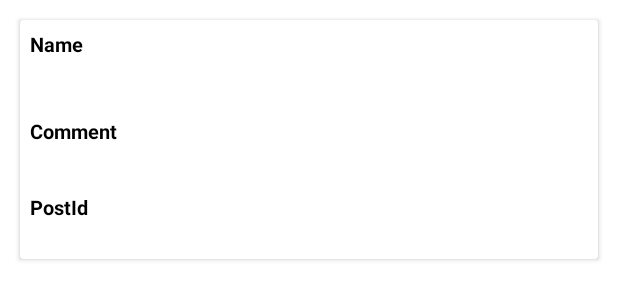
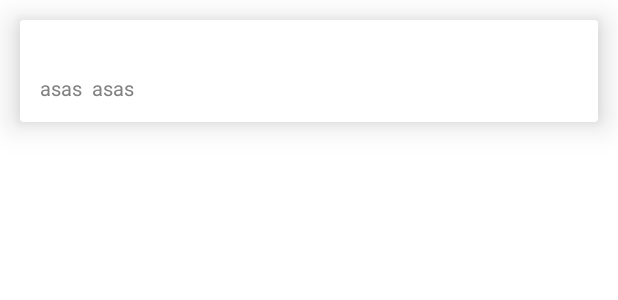
Before and after one commit to prateeksharmabankit/PostsTestRepo, an Android app: the layout recyclerview_comments_row.xml on its own in the app's theme, with its tools: preview values and no code run, on a phone screen of 412 x 824 dp. Shown: the top 300 px of the screen. Run offline under Robolectric (Android 15) with nearby library versions, the phone set to English and light mode, and no system bars.

Commit message:
Commited With Final Code

```diff
--- a/app/build.gradle
+++ b/app/build.gradle
@@ -120,6 +120,7 @@ dependencies {
     implementation "com.google.android.gms:play-services-location:20.0.0"
     implementation 'com.github.BirjuVachhani:locus-android:3.0.1'
     implementation 'info.androidhive:fontawesome:0.0.5'
+    implementation 'org.ocpsoft.prettytime:prettytime:4.0.1.Final'
 
 
 
--- a/app/src/main/java/com/prateek/nearwe/api/models/Comments/CommentRequest/CommentRequest.kt
+++ b/app/src/main/java/com/prateek/nearwe/api/models/Comments/CommentRequest/CommentRequest.kt
@@ -10,10 +10,11 @@ import com.google.gson.annotations.SerializedName
 
 
 data class CommentRequest(
-    @SerializedName("id") var Id: Int? = null,
+
     @SerializedName("postId") var PostId: Int? = null,
     @SerializedName("userId") var UserId: Int? = null,
     @SerializedName("commentContent") var CommentContent: String? = null,
     @SerializedName("userName") var UserName: String? = null,
-    @SerializedName("dateTime") var DateTime: String? = null,
+    @SerializedName("dateTime") var DateTime: Long? = null,
+    @SerializedName("isOwner") var IsOwner: Int? = null,
     )
--- /dev/null
+++ b/app/src/main/res/drawable/ic_baseline_settings_neame_24.xml
@@ -0,0 +1,5 @@
+<vector android:height="24dp" android:tint="#000000"
+    android:viewportHeight="24" android:viewportWidth="24"
+    android:width="24dp" xmlns:android="http://schemas.android.com/apk/res/android">
+    <path android:fillColor="@android:color/white" android:pathData="M12,5c-3.87,0 -7,3.13 -7,7h2c0,-2.76 2.24,-5 5,-5s5,2.24 5,5h2c0,-3.87 -3.13,-7 -7,-7zM13,14.29c0.88,-0.39 1.5,-1.26 1.5,-2.29 0,-1.38 -1.12,-2.5 -2.5,-2.5S9.5,10.62 9.5,12c0,1.02 0.62,1.9 1.5,2.29v3.3L7.59,21 9,22.41l3,-3 3,3L16.41,21 13,17.59v-3.3zM12,1C5.93,1 1,5.93 1,12h2c0,-4.97 4.03,-9 9,-9s9,4.03 9,9h2c0,-6.07 -4.93,-11 -11,-11z"/>
+</vector>
--- /dev/null
+++ b/app/src/main/res/drawable/ic_baseline_trending_24.xml
@@ -0,0 +1,5 @@
+<vector android:height="24dp" android:tint="#000000"
+    android:viewportHeight="24" android:viewportWidth="24"
+    android:width="24dp" xmlns:android="http://schemas.android.com/apk/res/android">
+    <path android:fillColor="@android:color/white" android:pathData="M13.5,0.67s0.74,2.65 0.74,4.8c0,2.06 -1.35,3.73 -3.41,3.73 -2.07,0 -3.63,-1.67 -3.63,-3.73l0.03,-0.36C5.21,7.51 4,10.62 4,14c0,4.42 3.58,8 8,8s8,-3.58 8,-8C20,8.61 17.41,3.8 13.5,0.67zM11.71,19c-1.78,0 -3.22,-1.4 -3.22,-3.14 0,-1.62 1.05,-2.76 2.81,-3.12 1.77,-0.36 3.6,-1.21 4.62,-2.58 0.39,1.29 0.59,2.65 0.59,4.04 0,2.65 -2.15,4.8 -4.8,4.8z"/>
+</vector>
--- /dev/null
+++ b/app/src/main/res/drawable/ic_baseline_whtat_is_24.xml
@@ -0,0 +1,5 @@
+<vector android:autoMirrored="true" android:height="24dp"
+    android:tint="#000000" android:viewportHeight="24"
+    android:viewportWidth="24" android:width="24dp" xmlns:android="http://schemas.android.com/apk/res/android">
+    <path android:fillColor="@android:color/white" android:pathData="M11.5,2C6.81,2 3,5.81 3,10.5S6.81,19 11.5,19h0.5v3c4.86,-2.34 8,-7 8,-11.5C20,5.81 16.19,2 11.5,2zM12.5,16.5h-2v-2h2v2zM12.5,13h-2c0,-3.25 3,-3 3,-5 0,-1.1 -0.9,-2 -2,-2s-2,0.9 -2,2h-2c0,-2.21 1.79,-4 4,-4s4,1.79 4,4c0,2.5 -3,2.75 -3,5z"/>
+</vector>
--- a/app/src/main/res/layout/activity_comments.xml
+++ b/app/src/main/res/layout/activity_comments.xml
@@ -187,9 +187,11 @@
         android:layout_width="match_parent"
         android:layout_height="match_parent"
         android:layout_below="@+id/lvMain"
+        android:layout_above="@+id/lvBottim"
         android:scrollbars="vertical" />
 
     <LinearLayout
+        android:id="@+id/lvBottim"
         android:layout_width="match_parent"
         android:layout_height="@dimen/_40sdp"
         android:orientation="horizontal"
--- a/app/src/main/res/layout/recyclerview_comments_row.xml
+++ b/app/src/main/res/layout/recyclerview_comments_row.xml
@@ -3,58 +3,47 @@
 <androidx.cardview.widget.CardView xmlns:android="http://schemas.android.com/apk/res/android"
     android:layout_width="match_parent"
     android:layout_height="wrap_content"
+    xmlns:app="http://schemas.android.com/apk/res-auto"
+    app:cardElevation="@dimen/_10sdp"
 
-    android:layout_margin="@dimen/_10sdp"
-    android:elevation="@dimen/_10sdp">
+    android:layout_margin="@dimen/_10sdp">
 
     <LinearLayout
+
         android:layout_width="match_parent"
         android:layout_height="wrap_content"
-        android:layout_margin="@dimen/_5sdp"
+        android:layout_margin="@dimen/_10sdp"
         android:orientation="vertical">
         <TextView
-            android:text="@string/name"
-            android:textStyle="bold"
+            android:id="@+id/txtComment"
             android:layout_width="wrap_content"
             android:layout_height="wrap_content"
             android:textColor="@android:color/black"
-            android:textSize="@dimen/_10sdp" />
+            android:textSize="@dimen/_13sdp" />
+
+<LinearLayout
+    android:orientation="horizontal"
+    android:layout_width="match_parent"
+    android:layout_height="wrap_content">
+
     <TextView
         android:id="@+id/txtname"
         android:layout_width="wrap_content"
+android:text="asas"
+        android:layout_height="wrap_content"
+        android:textColor="@color/Gray"
+        android:textSize="@dimen/_10sdp"  />
 
-            android:layout_height="wrap_content"
-            android:textColor="@color/colorPrimary"
-            android:textSize="@dimen/_15sdp" />
     <TextView
-            android:layout_marginTop="@dimen/_10sdp"
-            android:text="Comment"
-            android:textStyle="bold"
+        android:layout_marginLeft="@dimen/_5sdp"
+        android:text="asas"
+        android:id="@+id/txtTime"
         android:layout_width="wrap_content"
         android:layout_height="wrap_content"
-            android:textColor="@android:color/black"
+        android:textColor="@color/Gray"
         android:textSize="@dimen/_10sdp" />
+</LinearLayout>
 
-        <TextView
-            android:id="@+id/txtemail"
-            android:layout_width="wrap_content"
-            android:layout_height="wrap_content"
-            android:textColor="@android:color/black"
-            android:textSize="@dimen/_10sdp" />
-        <TextView
-           android:layout_marginTop="@dimen/_10sdp"
-            android:text="PostId"
-            android:textStyle="bold"
-            android:layout_width="wrap_content"
-            android:layout_height="wrap_content"
-            android:textColor="@android:color/black"
-            android:textSize="@dimen/_10sdp" />
-        <TextView
-            android:id="@+id/txtBody"
-            android:layout_width="wrap_content"
-            android:layout_height="wrap_content"
-            android:textColor="@android:color/black"
-            android:textSize="@dimen/_10sdp" />
 
     </LinearLayout>
 
--- a/app/src/main/res/layout/recyclerview_posts_row.xml
+++ b/app/src/main/res/layout/recyclerview_posts_row.xml
@@ -3,10 +3,12 @@
 <androidx.cardview.widget.CardView xmlns:android="http://schemas.android.com/apk/res/android"
     android:layout_width="match_parent"
     android:layout_height="wrap_content"
+
     xmlns:app="http://schemas.android.com/apk/res-auto"
 
     android:layout_margin="@dimen/_10sdp"
-    android:elevation="@dimen/_10sdp">
+    android:elevation="@dimen/_10sdp"
+  >
 
     <LinearLayout
         android:layout_width="match_parent"
```
Also changed, not shown: app/src/main/java/com/prateek/nearwe/api/models/Comments/Commentsresponse.kt (deleted, +0 -20 lines), app/src/main/java/com/prateek/nearwe/ui/adapters/CommentsAdapter.kt (+14 -8 lines), app/src/main/java/com/prateek/nearwe/ui/comments/CommentsActivity.kt (+46 -18 lines), app/src/main/java/com/prateek/nearwe/utils/CommentsDiffUtils.kt (deleted, +0 -34 lines), app/src/main/java/com/prateek/nearwe/utils/Utils.kt (+27 -0 lines), app/src/main/res/menu/bottom_nav_menu.xml (+9 -4 lines), app/src/main/res/navigation/nav_graph.xml (+18 -3 lines), app/src/main/res/drawable-hdpi/rightpng.9.png (added), app/src/main/res/drawable-mdpi/rightpng.9.png (added), app/src/main/res/drawable-xhdpi/rightpng.9.png (added), app/src/main/res/drawable-xxhdpi/rightpng.9.png (added), app/src/main/res/drawable-xxxhdpi/rightpng.9.png (added). Lines whose indentation alone changed are shown as unchanged.
